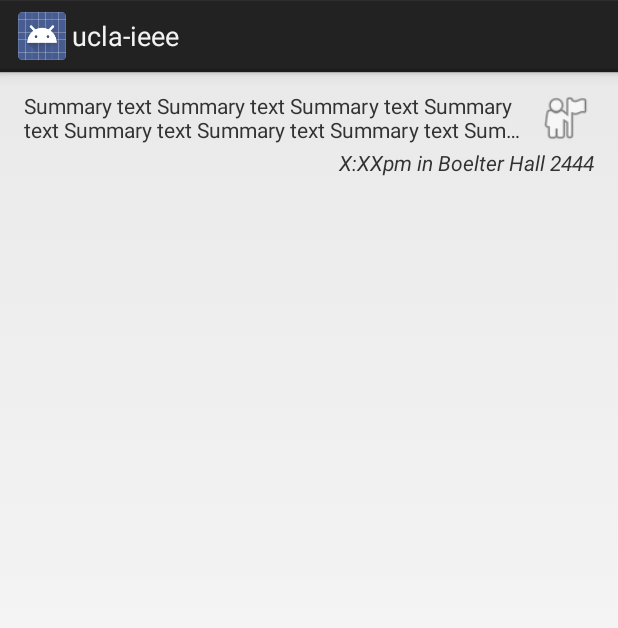
After one commit to DxTania/UCLA-IEEE-Android, an Android app: the layout announcement_snippet.xml on its own in the app's theme, with its tools: preview values and no code run, on a phone screen of 412 x 824 dp. The commit adds this screen. Shown: the top 628 px of the screen. Run offline under Robolectric (Android 15) with nearby library versions, the phone set to English and light mode, and no system bars.

Commit message:
Create json util, works for calendar, announcements unfinished and untested

```diff
--- a/app/build.gradle
+++ b/app/build.gradle
@@ -5,7 +5,7 @@ android {
     buildToolsVersion '19.0.3'
 
     defaultConfig {
-        minSdkVersion 16
+        minSdkVersion 17
         targetSdkVersion 19
         versionCode 1
         versionName "1.0"
--- a/app/src/main/java/com/ucla_ieee/app/signin/LoginActivity.java
+++ b/app/src/main/java/com/ucla_ieee/app/signin/LoginActivity.java
@@ -274,7 +274,7 @@ public class LoginActivity extends Activity implements LoaderCallbacks<Cursor> {
         protected String doInBackground(Void... params) {
 
             HttpClient httpClient = new DefaultHttpClient();
-            HttpPost httpPost = new HttpPost("http://ieeebruins.org/membership_serve/test.php");
+            HttpPost httpPost = new HttpPost("http://ieeebruins.org/membership_serve/users.php");
 
             List<NameValuePair> loginParams = new ArrayList<NameValuePair>();
             loginParams.add(new BasicNameValuePair("service", "login"));
--- a/app/src/main/java/com/ucla_ieee/app/signin/ProfileActivity.java
+++ b/app/src/main/java/com/ucla_ieee/app/signin/ProfileActivity.java
@@ -265,7 +265,7 @@ public class ProfileActivity extends Activity {
         protected String doInBackground(List<BasicNameValuePair>... params) {
 
             HttpClient httpClient = new DefaultHttpClient();
-            HttpPost httpPost = new HttpPost("http://ieeebruins.org/membership_serve/test.php");
+            HttpPost httpPost = new HttpPost("http://ieeebruins.org/membership_serve/users.php");
 
             List<NameValuePair> editParams = new ArrayList<NameValuePair>();
             editParams.add(new BasicNameValuePair("service", "edit_member"));
--- a/app/src/main/java/com/ucla_ieee/app/signin/RegisterActivity.java
+++ b/app/src/main/java/com/ucla_ieee/app/signin/RegisterActivity.java
@@ -165,7 +165,7 @@ public class RegisterActivity extends Activity {
         protected String doInBackground(Void... params) {
 
             HttpClient httpClient = new DefaultHttpClient();
-            HttpPost httpPost = new HttpPost("http://ieeebruins.org/membership_serve/test.php");
+            HttpPost httpPost = new HttpPost("http://ieeebruins.org/membership_serve/users.php");
 
             List<NameValuePair> loginParams = new ArrayList<NameValuePair>();
             loginParams.add(new BasicNameValuePair("service", "register"));
--- /dev/null
+++ b/app/src/main/res/layout/announcement_snippet.xml
@@ -0,0 +1,48 @@
+<?xml version="1.0" encoding="utf-8"?>
+
+<LinearLayout xmlns:android="http://schemas.android.com/apk/res/android"
+        android:orientation="vertical"
+        android:layout_width="fill_parent"
+        android:layout_height="70dp"
+        android:paddingLeft="@dimen/activity_horizontal_margin"
+        android:paddingRight="@dimen/activity_horizontal_margin"
+        android:paddingTop="5dp"
+        android:paddingBottom="5dp"
+        android:layout_marginTop="5dp">
+    <LinearLayout
+        android:layout_width="fill_parent"
+        android:layout_height="40dp"
+        android:orientation="horizontal">
+        <TextView
+            android:layout_width="0dp"
+            android:layout_weight="0.9"
+            android:layout_height="40dp"
+            android:text="@string/long_sample_text"
+            android:id="@+id/contentText"
+            android:gravity="center_vertical"
+            android:lines="2"
+            android:layout_gravity="center_horizontal"
+            android:singleLine="false"
+            android:ellipsize="end"/>
+        <ImageView
+            android:layout_width="0dp"
+            android:layout_weight="0.1"
+            android:layout_height="40dp"
+            android:layout_gravity="center_vertical"
+            android:id="@+id/eventCheckIn"
+            android:contentDescription="@string/check_in_desc"
+            android:src="@android:drawable/ic_menu_myplaces"/>
+
+    </LinearLayout>
+
+    <TextView
+        android:layout_width="fill_parent"
+        android:layout_height="20dp"
+        android:text="@string/sample_date_loc"
+        android:textStyle="italic"
+        android:gravity="right"
+        android:id="@+id/datePosted"
+        android:singleLine="true"
+        android:ellipsize="end"
+        android:layout_gravity="center_horizontal"/>
+</LinearLayout>
--- a/app/src/main/res/values/strings.xml
+++ b/app/src/main/res/values/strings.xml
@@ -54,5 +54,6 @@
     <string name="edit">edit</string>
     <string name="info">info</string>
     <string name="points">Points</string>
+    <string name="title_activity_announcements">AnnouncementsActivity</string>
 
 </resources>
```
Also changed, not shown: app/src/main/AndroidManifest.xml (+12 -4 lines), app/src/main/java/com/ucla_ieee/app/calendar/CalendarActivity.java (+4 -12 lines), app/src/main/java/com/ucla_ieee/app/calendar/CalendarTask.java (+9 -34 lines), app/src/main/java/com/ucla_ieee/app/content/Announcement.java (added, +36 -0 lines), app/src/main/java/com/ucla_ieee/app/content/AnnouncementsActivity.java (added, +153 -0 lines), app/src/main/java/com/ucla_ieee/app/content/AnnouncementsListAdapter.java (added, +54 -0 lines), app/src/main/java/com/ucla_ieee/app/signin/SessionManager.java (+19 -3 lines), app/src/main/java/com/ucla_ieee/app/util/JsonServerUtil.java (added, +67 -0 lines), app/src/main/res/layout/activity_announcements.xml (added, +17 -0 lines), app/src/main/res/menu/announcements.xml (added, +9 -0 lines).
